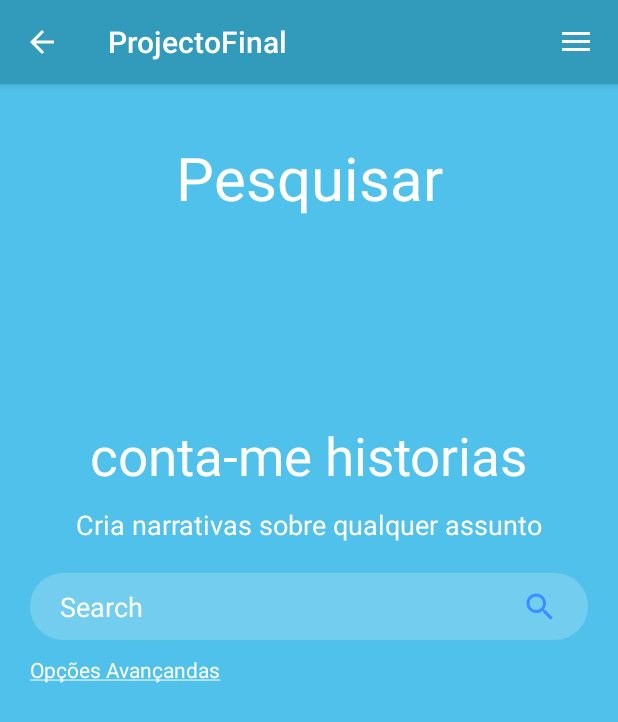
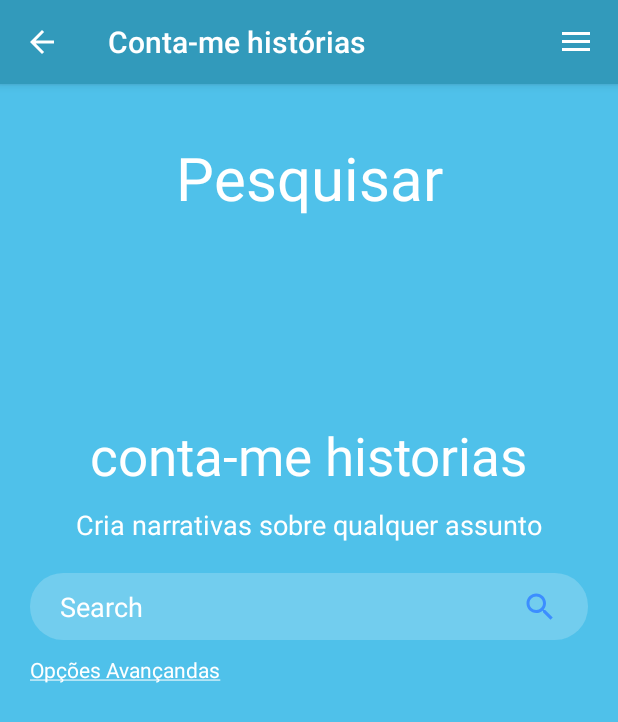
Before and after one commit to andr000ide/Conta-me-Historias, an Android app: the screen it shows after launch (SecondActivity), after a tap on "PESQUISAR", on a phone screen of 412 x 824 dp. Shown: the top 722 px of the screen. Run offline under Robolectric (Android 15) with nearby library versions, the phone set to English and light mode, and no system bars.

Commit message:
problema de mudar de lingua corrigido

```diff
--- a/app/src/main/java/com/example/projetofinal/MainActivity.kt
+++ b/app/src/main/java/com/example/projetofinal/MainActivity.kt
@@ -24,11 +24,13 @@ class MainActivity : AppCompatActivity() {
         makeReq()
 
         val checkIfFirstTime = intent.getBooleanExtra("FIRSTTIME", true)
-        langHelper = LangHelper(this)
+        val checkIfFirstTime2 = intent.getBooleanExtra("SECONDTIME", false)
+        langHelper = LangHelper(applicationContext)
 
         if (checkIfFirstTime == true) {
             refreshApp(langHelper.getLanguageSaved())
         }
+
 
 
         Btn_try.setOnClickListener {
--- a/app/src/main/res/layout/fragment_equipa_layout.xml
+++ b/app/src/main/res/layout/fragment_equipa_layout.xml
@@ -18,7 +18,7 @@
         <TextView
                 android:layout_width="match_parent"
                 android:layout_height="wrap_content"
-                android:text="conheça a equipa"
+                android:text="@string/know_team"
                 android:textAlignment="center"
                 android:paddingTop="15dp"
                 android:textSize="35dp"
--- a/app/src/main/res/layout/fragment_fragment_one.xml
+++ b/app/src/main/res/layout/fragment_fragment_one.xml
@@ -18,7 +18,7 @@
             android:textColor="#ffffff"
             android:layout_width="match_parent"
             android:layout_height="wrap_content"
-            android:text="Economia e Atualidade"/>
+            android:text="@string/exemplos1"/>
 
 
     <com.synnapps.carouselview.CarouselView
@@ -41,7 +41,7 @@
             android:textSize="25sp"
             android:layout_width="match_parent"
             android:layout_height="wrap_content"
-            android:text="Política, Justiça e Jornalismo"/>
+            android:text="@string/exemplos2"/>
 
 
     <com.synnapps.carouselview.CarouselView
@@ -63,7 +63,7 @@
                 android:textSize="25sp"
                 android:layout_width="match_parent"
                 android:layout_height="wrap_content"
-                android:text="Desporto e Cultura"/>
+                android:text="@string/exemplos3"/>
 
         <com.synnapps.carouselview.CarouselView
                 android:id="@+id/carouselView3"
--- a/app/src/main/res/layout/fragment_sobre.xml
+++ b/app/src/main/res/layout/fragment_sobre.xml
@@ -13,7 +13,7 @@
         <TextView
                 android:layout_width="match_parent"
                 android:layout_height="wrap_content"
-                android:text="sobre"
+                android:text="@string/sobre"
                 android:textAlignment="center"
                 android:paddingTop="15dp"
                 android:textSize="35dp"
--- a/app/src/main/res/layout/pesquisar.xml
+++ b/app/src/main/res/layout/pesquisar.xml
@@ -21,7 +21,7 @@
               app:layout_constraintEnd_toEndOf="parent"
               android:textColor="#FFFFFF"
               app:layout_constraintVertical_bias="0.1"
-    android:text="Pesquisar" android:gravity="center" android:textSize="40sp"/>
+              android:text="@string/pesquisar" android:gravity="center" android:textSize="40sp"/>
 
     <TextView
             android:id="@+id/titulo"
--- a/app/src/main/res/layout/sobre_layout.xml
+++ b/app/src/main/res/layout/sobre_layout.xml
@@ -18,7 +18,7 @@
                 android:textSize="20sp"
                 android:textStyle="bold"
                 android:id="@+id/topico_titulo"
-                tools:text="O que é o Conta-me Histórias? " />
+                tools:text="@string/what_is" />
         <LinearLayout
                 android:layout_width="match_parent"
                 android:layout_height="wrap_content"
--- a/app/src/main/res/menu/drawer_menu.xml
+++ b/app/src/main/res/menu/drawer_menu.xml
@@ -6,19 +6,19 @@
     <group android:checkableBehavior="single">
         <item android:id="@+id/nav_one"
               android:icon="@drawable/ic_check_box_black_24dp"
-              android:title="Exemplos"></item>
+              android:title="@string/menu_exemplos"></item>
 
         <item android:id="@+id/nav_two"
               android:icon="@drawable/ic_check_box_black_24dp"
-              android:title="Pesquisar"></item>
+              android:title="@string/menu_pesquisar"></item>
 
         <item android:id="@+id/nav_three"
               android:icon="@drawable/ic_check_box_black_24dp"
-              android:title="Sobre"></item>
+              android:title="@string/menu_sobre"></item>
 
         <item android:id="@+id/nav_four"
               android:icon="@drawable/ic_check_box_black_24dp"
-              android:title="Equipa">
+              android:title="@string/menu_equipa">
 
         </item>
 
--- a/app/src/main/res/values/strings.xml
+++ b/app/src/main/res/values/strings.xml
@@ -1,5 +1,5 @@
 <resources>
-    <string name="app_name" translatable="false">ProjectoFinal</string>
+    <string name="app_name">Conta-me histórias</string>
     <string name="key_description">Cria narrativas sobre qualquer assunto</string>
     <string name="key_title" translatable="false">conta-me historias</string>
     <string name="key_search">Pesquisar</string>
@@ -12,6 +12,17 @@
 
     <string name="country_prompt" translatable="false">Choose number of years</string>
     <string name="lingua">English</string>
+    <string name="know_team">conheça a equipa</string>
+    <string name="exemplos1">Economia e Atualidade</string>
+    <string name="exemplos2">Política, Justiça e Jornalismo</string>
+    <string name="exemplos3">Desporto e Cultura</string>
+    <string name="sobre">sobre</string>
+    <string name="pesquisar">Pesquisar</string>
+    <string name="what_is">O que é o Conta-me Histórias?</string>
+    <string name="menu_exemplos">Exemplos</string>
+    <string name="menu_pesquisar">Pesquisar</string>
+    <string name="menu_sobre">Sobre</string>
+    <string name="menu_equipa">Equipa</string>
 
     <string-array name="country_arrays">
         <item>Last 5 years</item>
```
Also changed, not shown: app/src/main/java/com/example/projetofinal/SecondActivity.kt (+10 -7 lines), 1 other file.
